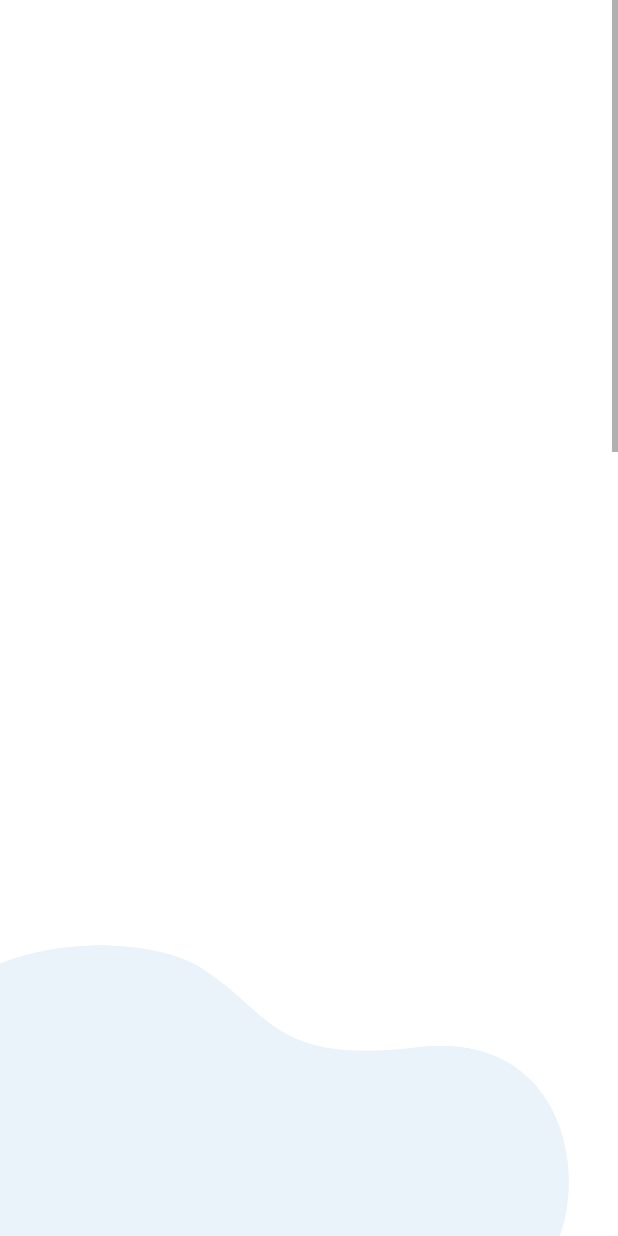
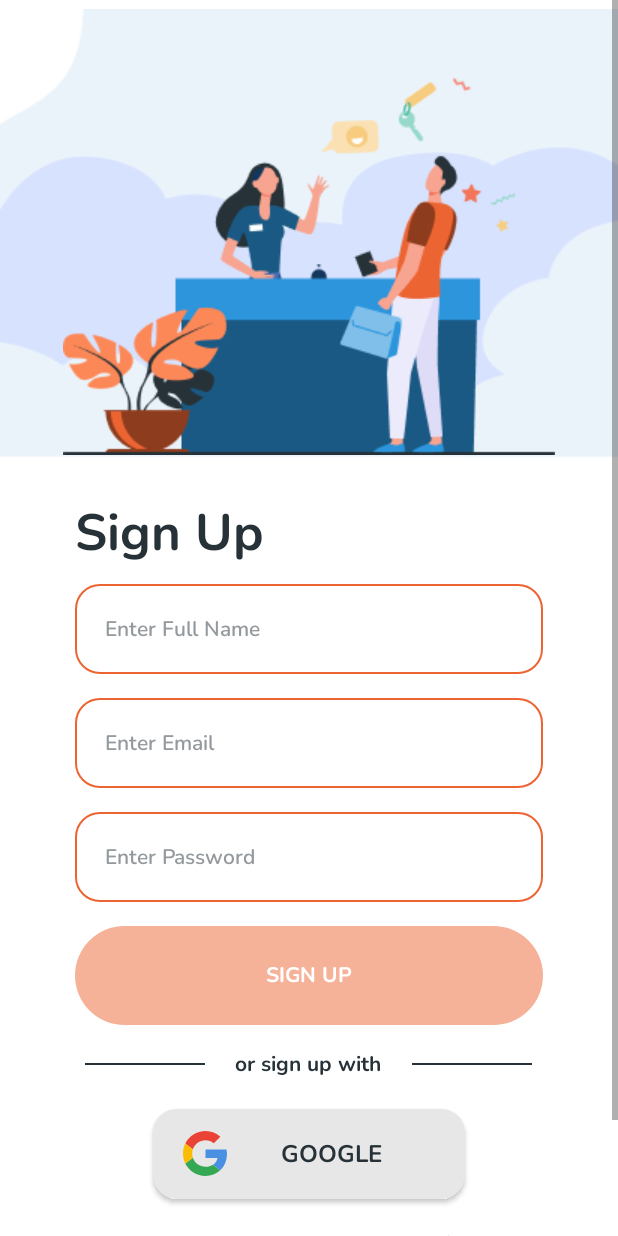
Before and after one commit to capstone-bangkit-c22-ky01/TravelokaOCR, an Android app: the layout activity_register.xml on its own in the app's theme, with its tools: preview values and no code run, on a phone screen of 412 x 824 dp. Run offline under Robolectric (Android 15) with nearby library versions, the phone set to English and light mode, and no system bars.

Commit message:
register raw

```diff
--- a/app/src/main/java/com/example/travelokaocr/CobaActivity.kt
+++ /dev/null
@@ -1,11 +0,0 @@
-package com.example.travelokaocr
-
-import androidx.appcompat.app.AppCompatActivity
-import android.os.Bundle
-
-class CobaActivity : AppCompatActivity() {
-    override fun onCreate(savedInstanceState: Bundle?) {
-        super.onCreate(savedInstanceState)
-        setContentView(R.layout.activity_coba)
-    }
-}
--- a/app/src/main/java/com/example/travelokaocr/RegisterActivity.kt
+++ /dev/null
@@ -1,11 +0,0 @@
-package com.example.travelokaocr
-
-import androidx.appcompat.app.AppCompatActivity
-import android.os.Bundle
-
-class RegisterActivity : AppCompatActivity() {
-    override fun onCreate(savedInstanceState: Bundle?) {
-        super.onCreate(savedInstanceState)
-        setContentView(R.layout.activity_register)
-    }
-}
--- a/app/src/main/java/com/example/travelokaocr/customview/AuthenticationButton.kt
+++ b/app/src/main/java/com/example/travelokaocr/customview/AuthenticationButton.kt
@@ -32,7 +32,7 @@
     }
 
     private fun init() {
-        enabledBackground = ContextCompat.getDrawable(context, R.drawable.button_enabled_background) as Drawable
-        disabledBackground = ContextCompat.getDrawable(context, R.drawable.button_disabled_background) as Drawable
+        enabledBackground = ContextCompat.getDrawable(context, R.drawable.bg_button) as Drawable
+        disabledBackground = ContextCompat.getDrawable(context, R.drawable.bg_button_disabled) as Drawable
     }
 }
--- /dev/null
+++ b/app/src/main/java/com/example/travelokaocr/ui/register/RegisterActivity.kt
@@ -0,0 +1,32 @@
+package com.example.travelokaocr.ui.register
+
+import android.os.Build
+import androidx.appcompat.app.AppCompatActivity
+import android.os.Bundle
+import android.view.WindowInsets
+import android.view.WindowManager
+import com.example.travelokaocr.databinding.ActivityRegisterBinding
+
+class RegisterActivity : AppCompatActivity() {
+    private lateinit var binding: ActivityRegisterBinding
+    override fun onCreate(savedInstanceState: Bundle?) {
+        super.onCreate(savedInstanceState)
+        binding = ActivityRegisterBinding.inflate(layoutInflater)
+        setContentView(binding.root)
+
+        setupView()
+    }
+
+    private fun setupView() {
+        @Suppress("DEPRECATION")
+        if (Build.VERSION.SDK_INT >= Build.VERSION_CODES.R) {
+            window.insetsController?.hide(WindowInsets.Type.statusBars())
+        } else {
+            window.setFlags(
+                WindowManager.LayoutParams.FLAG_FULLSCREEN,
+                WindowManager.LayoutParams.FLAG_FULLSCREEN
+            )
+        }
+        supportActionBar?.hide()
+    }
+}
--- a/app/src/main/res/drawable/button_google_background.xml
+++ b/app/src/main/res/drawable/bg_button_google.xml
@@ -2,7 +2,7 @@
 <selector xmlns:android="http://schemas.android.com/apk/res/android">
     <item>
         <shape android:shape="rectangle">
-            <solid android:color="@color/btn_google"/>
+            <solid android:color="@color/primary90"/>
             <corners android:radius="16dp"/>
         </shape>
     </item>
--- a/app/src/main/res/drawable/edit_text_background.xml
+++ b/app/src/main/res/drawable/bg_edit_text.xml
@@ -3,7 +3,7 @@
     <item>
         <shape android:shape="rectangle">
             <corners android:radius="16dp"/>
-            <stroke android:color="@color/red_orange"
+            <stroke android:color="@color/neutral50"
                 android:width="1dp"/>
         </shape>
     </item>
--- a/app/src/main/res/drawable/button_disabled_background.xml
+++ /dev/null
@@ -1,15 +0,0 @@
-<?xml version="1.0" encoding="utf-8"?>
-<selector xmlns:android="http://schemas.android.com/apk/res/android">
-    <item android:state_pressed="true">
-        <shape android:shape="rectangle">
-            <solid android:color="@color/disabled_button_auth"/>
-            <corners android:radius="40dp"/>
-        </shape>
-    </item>
-    <item android:shape="rectangle">
-        <shape>
-            <solid android:color="@color/disabled_button_auth"/>
-            <corners android:radius="40dp"/>
-        </shape>
-    </item>
-</selector>
--- a/app/src/main/res/drawable/button_enabled_background.xml
+++ /dev/null
@@ -1,15 +0,0 @@
-<?xml version="1.0" encoding="utf-8"?>
-<selector xmlns:android="http://schemas.android.com/apk/res/android">
-    <item android:state_pressed="true">
-        <shape android:shape="rectangle">
-            <solid android:color="@color/red_orange"/>
-            <corners android:radius="40dp"/>
-        </shape>
-    </item>
-    <item>
-        <shape android:shape="rectangle">
-            <solid android:color="@color/red_orange"/>
-            <corners android:radius="40dp"/>
-        </shape>
-    </item>
-</selector>
--- a/app/src/main/res/layout/activity_coba.xml
+++ /dev/null
@@ -1,9 +0,0 @@
-<?xml version="1.0" encoding="utf-8"?>
-<androidx.constraintlayout.widget.ConstraintLayout xmlns:android="http://schemas.android.com/apk/res/android"
-    xmlns:app="http://schemas.android.com/apk/res-auto"
-    xmlns:tools="http://schemas.android.com/tools"
-    android:layout_width="match_parent"
-    android:layout_height="match_parent"
-    tools:context=".CobaActivity">
-
-</androidx.constraintlayout.widget.ConstraintLayout>
--- a/app/src/main/res/layout/activity_register.xml
+++ b/app/src/main/res/layout/activity_register.xml
@@ -3,12 +3,13 @@
     xmlns:app="http://schemas.android.com/apk/res-auto"
     xmlns:tools="http://schemas.android.com/tools"
     android:layout_width="match_parent"
-    android:layout_height="match_parent"
-    tools:context=".RegisterActivity">
+    android:layout_height="wrap_content"
+    tools:context=".ui.register.RegisterActivity">
 
     <androidx.constraintlayout.widget.ConstraintLayout
         android:layout_width="match_parent"
-        android:layout_height="wrap_content">
+        android:layout_height="wrap_content"
+        app:layout_constraintTop_toTopOf="parent">
 
         <RelativeLayout
             android:id="@+id/rl_sign_up_banner"
@@ -23,7 +24,7 @@
                 android:layout_width="wrap_content"
                 android:layout_height="wrap_content"
                 android:contentDescription="@string/cloud_background"
-                android:src="@drawable/cloud" />
+                android:src="@drawable/clouds" />
 
             <ImageView
                 android:layout_width="wrap_content"
@@ -41,6 +42,8 @@
             android:layout_width="match_parent"
             android:layout_height="wrap_content"
             android:text="@string/sign_up"
+            android:textColor="@color/font"
+            android:fontFamily="@font/nunito_bold"
             android:textSize="34sp"
             android:textStyle="bold"
             android:layout_marginTop="20dp"
@@ -67,10 +70,11 @@
                 android:layout_height="60dp"
                 android:gravity="start|center"
                 android:paddingStart="20dp"
-                android:background="@drawable/edit_text_background"
+                android:background="@drawable/bg_edit_text"
+                android:fontFamily="@font/nunito_semi_bold"
                 android:hint="@string/enter_full_name"
                 android:textSize="14sp"
-                android:textColorHint="@color/text_hint_color"
+                android:textColorHint="@color/font_hint"
                 tools:ignore="RtlSymmetry" />
 
             <com.example.travelokaocr.customview.EmailEditTextView
@@ -80,10 +84,11 @@
                 android:layout_marginTop="16dp"
                 android:gravity="start|center"
                 android:paddingStart="20dp"
-                android:background="@drawable/edit_text_background"
+                android:background="@drawable/bg_edit_text"
+                android:fontFamily="@font/nunito_semi_bold"
                 android:hint="@string/enter_email"
                 android:textSize="14sp"
-                android:textColorHint="@color/text_hint_color"
+                android:textColorHint="@color/font_hint"
                 tools:ignore="RtlSymmetry" />
 
             <com.example.travelokaocr.customview.PasswordEditTextView
@@ -93,10 +98,11 @@
                 android:layout_marginTop="16dp"
                 android:gravity="start|center"
                 android:paddingStart="20dp"
-                android:background="@drawable/edit_text_background"
+                android:background="@drawable/bg_edit_text"
+                android:fontFamily="@font/nunito_semi_bold"
                 android:hint="@string/enter_password"
                 android:textSize="14sp"
-                android:textColorHint="@color/text_hint_color"
+                android:textColorHint="@color/font_hint"
                 tools:ignore="RtlSymmetry"/>
 
             <com.example.travelokaocr.customview.AuthenticationButton
@@ -104,8 +110,9 @@
                 android:layout_width="match_parent"
                 android:layout_height="66dp"
                 android:layout_marginTop="16dp"
-                android:background="@drawable/button_disabled_background"
+                android:background="@drawable/bg_button_disabled"
                 android:enabled="false"
+                android:fontFamily="@font/nunito_bold"
                 android:text="@string/sign_up"
                 android:textColor="@color/white" />
         </LinearLayout>
@@ -124,21 +131,23 @@
             <View
                 android:layout_width="80dp"
                 android:layout_height="1dp"
-                android:background="@color/line_sign_up_with"/>
+                android:background="@color/font"/>
 
             <TextView
                 android:layout_width="wrap_content"
                 android:layout_height="wrap_content"
+                android:fontFamily="@font/nunito_bold"
                 android:text="@string/or_sign_up_with"
-                android:paddingStart="35dp"
-                android:paddingEnd="35dp"
+                android:textColor="@color/font"
+                android:paddingStart="20dp"
+                android:paddingEnd="20dp"
                 android:textSize="14sp"
                 android:textStyle="bold"/>
 
             <View
                 android:layout_width="80dp"
                 android:layout_height="1dp"
-                android:background="@color/line_sign_up_with"/>
+                android:background="@color/font"/>
         </LinearLayout>
 
         <com.example.travelokaocr.customview.GoogleButton
@@ -146,11 +155,13 @@
             android:layout_width="208dp"
             android:layout_height="60dp"
             android:layout_marginTop="20dp"
-            android:background="@drawable/button_google_background"
+            android:background="@drawable/bg_button_google"
             android:paddingStart="20dp"
             android:paddingEnd="20dp"
             android:drawableStart="@drawable/ic_google"
+            android:fontFamily="@font/nunito_bold"
             android:text="@string/google"
+            android:textColor="@color/font"
             android:textSize="16sp"
             android:textStyle="bold"
             app:layout_constraintEnd_toEndOf="parent"
@@ -171,7 +182,9 @@
                 android:layout_width="wrap_content"
                 android:layout_height="match_parent"
                 android:textSize="14sp"
-                android:text="@string/already_have_an_account"/>
+                android:fontFamily="@font/nunito_bold"
+                android:text="@string/already_have_an_account"
+                android:textColor="@color/font"/>
             <TextView
                 android:id="@+id/login"
                 android:layout_width="wrap_content"
@@ -179,7 +192,9 @@
                 android:layout_marginStart="4dp"
                 android:textStyle="bold"
                 android:textSize="14sp"
-                android:text="@string/login_underline"/>
+                android:fontFamily="@font/nunito_bold"
+                android:text="@string/login_underline"
+                android:textColor="@color/font"/>
         </LinearLayout>
     </androidx.constraintlayout.widget.ConstraintLayout>
 </ScrollView>
--- a/app/src/main/res/values/colors.xml
+++ b/app/src/main/res/values/colors.xml
@@ -7,11 +7,6 @@
     <color name="teal_700">#FF018786</color>
     <color name="black">#FF000000</color>
     <color name="white">#FFFFFFFF</color>
-    <color name="red_orange">#EC6432</color>
-    <color name="text_hint_color">#7F8385</color>
-    <color name="disabled_button_auth">#F6B299</color>
-    <color name="line_sign_up_with">#263238</color>
-    <color name="btn_google">#E8E7E7</color>
 
     <!--CUSTOM COLOR-->
     <color name="primary90">#E8E7E7</color>
@@ -27,4 +22,5 @@
     <color name="neutral10">#F6B299</color>
 
     <color name="font">#263238</color>
+    <color name="font_hint">#93999C</color>
 </resources>
```
Also changed, not shown: app/src/main/AndroidManifest.xml (+3 -6 lines), app/src/main/res/drawable/clouds.png (added).
